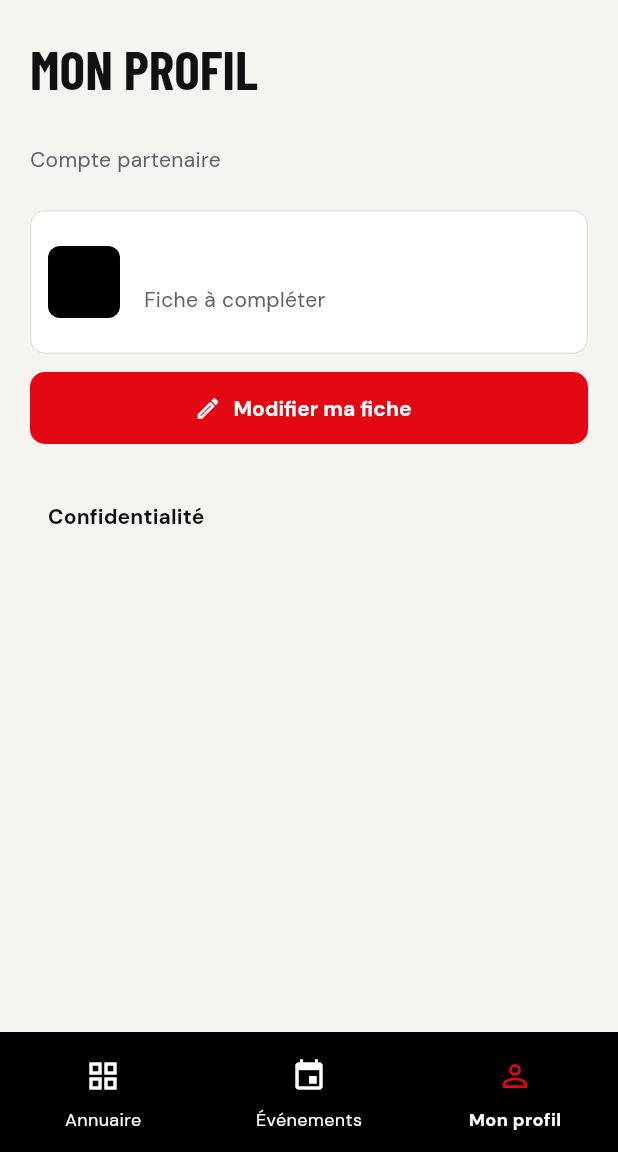
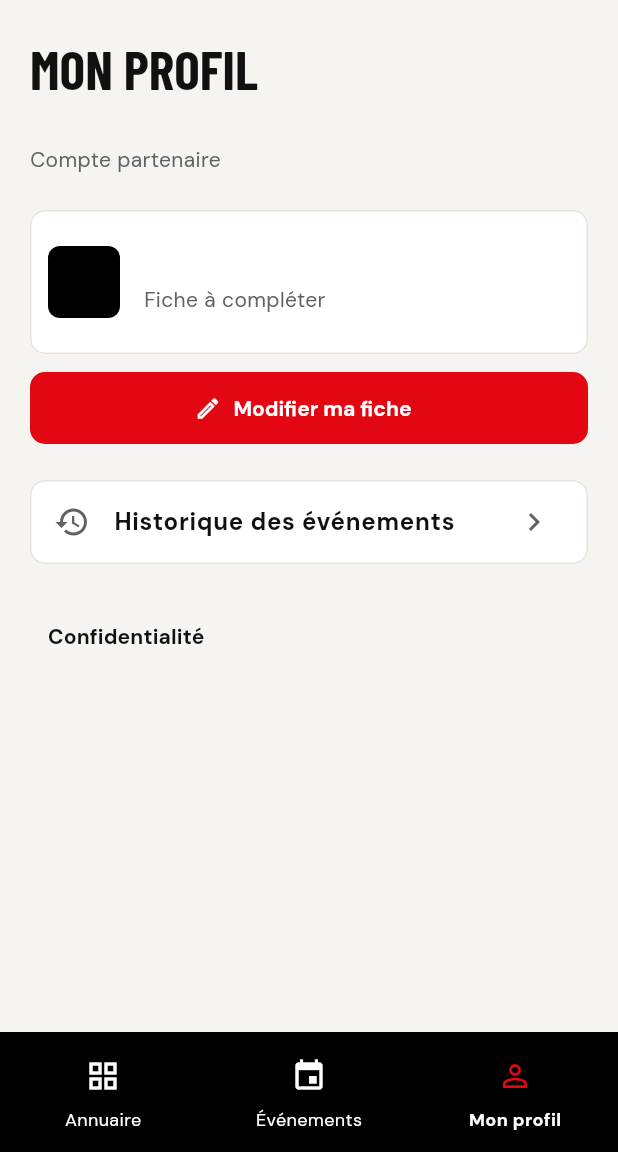
Before and after one commit to DontRobMe/ParquetClub, a Flutter app: the screen it shows once a user with an empty profile is signed in, item 3 of the bottom bar chosen, on a phone screen of 412 x 824 dp, the part 84-1236 px from its top. Run offline on Flutter 3.47's test engine with Material 3 defaults, Android fonts, the phone set to English and light mode, and no system bars; our stand-ins replace cloud_firestore, firebase_auth, firebase_core, flutter_bloc, flutter_local_notifications, flutter_secure_storage and 3 more; accounts and stored records are empty; statements that could not run were skipped.

Commit message:
feat: Enhance event management features and user experience
- Updated README to reflect new features and Firebase project details.
- Modified Firestore rules to include note validation for event responses.
- Improved navigation in the app by reorganizing tabs and enhancing user interface elements.
- Added functionality for event feedback, allowing users to leave notes and comments.
- Implemented historical event tracking and feedback prompts for users.
- Refactored event-related classes and methods for better clarity and functionality.
- Created a new page for viewing historical events and integrated it with existing state management.
- Added error handling for event feedback submission and improved user notifications.
- Introduced a new devtools configuration file for better development experience.

```diff
--- /dev/null
+++ b/devtools_options.yaml
@@ -0,0 +1,3 @@
+description: This file stores settings for Dart & Flutter DevTools.
+documentation: https://docs.flutter.dev/tools/devtools/extensions#configure-extension-enablement-states
+extensions:
--- a/lib/core/navigation/onglets_page.dart
+++ b/lib/core/navigation/onglets_page.dart
@@ -84,16 +84,16 @@ class _OngletsPageState extends State<OngletsPage> with SingleTickerProviderStat
           ]
         : [
             (const AnnuairePage(), const NavigationDestination(icon: Icon(Icons.grid_view), label: 'Annuaire')),
-            (
-              EvenementsPage(actif: _index == 1, bureau: session.estAdmin),
-              NavigationDestination(
-                icon: Badge(isLabelVisible: avisEnAttente, child: const Icon(Icons.event)),
-                label: 'Événements',
-              ),
-            ),
+            (const EvenementsPage(), const NavigationDestination(icon: Icon(Icons.event), label: 'Événements')),
             (
               ProfilPage(session: session),
-              const NavigationDestination(icon: Icon(Icons.person_outline), label: 'Mon profil'),
+              NavigationDestination(
+                icon: Semantics(
+                  label: avisEnAttente ? 'Avis à laisser' : null,
+                  child: Badge(isLabelVisible: avisEnAttente, child: const Icon(Icons.person_outline)),
+                ),
+                label: 'Mon profil',
+              ),
             ),
             if (session.estAdmin)
               (
--- a/lib/features/auth/ui/profil_page.dart
+++ b/lib/features/auth/ui/profil_page.dart
@@ -5,6 +5,9 @@ import 'package:parquet/core/widgets/titre_parquet.dart';
 import '../../../core/confidentialite_page.dart';
 import '../../../core/widgets/etat_contenu.dart';
 import '../../admin/logic/verrou_cubit.dart';
+import '../../events/logic/events_cubit.dart';
+import '../../events/logic/events_state.dart';
+import '../../events/ui/historique_evenements_page.dart';
 import '../../partners/logic/profile_cubit.dart';
 import '../../partners/ui/fiche_form_page.dart';
 import '../../partners/ui/partner_logo.dart';
@@ -56,7 +59,12 @@ class ProfilPage extends StatelessWidget {
             session.estAdmin ? 'Compte du bureau' : 'Compte partenaire',
             style: TextStyle(color: theme.colorScheme.onSurfaceVariant),
           ),
-          if (!session.estAdmin) ...[const SizedBox(height: 24), _MaFiche(ouvrir: ouvrir)],
+          if (!session.estAdmin) ...[
+            const SizedBox(height: 24),
+            _MaFiche(ouvrir: ouvrir),
+            const SizedBox(height: 24),
+            const _Historique(),
+          ],
           if (session.estAdmin) ...[const SizedBox(height: 24), const _Verrouillage()],
           const SizedBox(height: 24),
           TextButton(
@@ -68,6 +76,33 @@ class ProfilPage extends StatelessWidget {
             ),
           ),
         ],
+      ),
+    );
+  }
+}
+
+class _Historique extends StatelessWidget {
+  const _Historique();
+
+  @override
+  Widget build(BuildContext context) {
+    final aNoter = context.select((EventsCubit cubit) {
+      final state = cubit.state;
+      return state is EventsSuccess ? state.aNoter(DateTime.now()).length : 0;
+    });
+    return Card(
+      margin: EdgeInsets.zero,
+      child: ListTile(
+        leading: Badge(
+          isLabelVisible: aNoter > 0,
+          label: Text('$aNoter', semanticsLabel: '$aNoter avis à laisser'),
+          child: const Icon(Icons.history),
+        ),
+        title: const Text('Historique des événements', style: TextStyle(fontWeight: FontWeight.w700)),
+        subtitle: aNoter == 0 ? null : Text(aNoter == 1 ? '1 avis à laisser' : '$aNoter avis à laisser'),
+        trailing: const Icon(Icons.chevron_right),
+        onTap: () =>
+            Navigator.of(context).push(MaterialPageRoute<void>(builder: (_) => const HistoriqueEvenementsPage())),
       ),
     );
   }
--- a/lib/features/events/data/event.dart
+++ b/lib/features/events/data/event.dart
@@ -88,11 +88,7 @@ class EventResponse {
   final bool enAttente;
 
   bool peutNoter(Event event, DateTime maintenant) =>
-      presence == true &&
-      avis == null &&
-      !event.annule &&
-      event.estPasse(maintenant) &&
-      event.suiviDisponible(maintenant);
+      presence == true && avis == null && event.emargementOuvert(maintenant);
 
   factory EventResponse.fromMap(Map<String, dynamic> data, {bool enAttente = false}) => EventResponse(
     vient: data['vient'] == true,
@@ -110,14 +106,28 @@ class AvisEvenement {
   final int note;
   final String commentaire;
 
-  static AvisEvenement? depuisReponse(Map<String, dynamic> data) {
-    final note = data['note'];
+  Map<String, Object> toMap() => {'note': note, 'commentaire': commentaire};
+
+  static AvisEvenement? depuisReponse(Map<String, dynamic>? data) {
+    final note = data?['note'];
+    final commentaire = data?['commentaire'];
     return switch (note) {
-      int n when n >= 1 && n <= 5 => AvisEvenement(
-        note: n,
-        commentaire: data['commentaire'] is String ? data['commentaire'] as String : '',
-      ),
+      int n when n >= 1 && n <= 5 => AvisEvenement(note: n, commentaire: commentaire is String ? commentaire : ''),
       _ => null,
     };
   }
 }
+
+class ErreurSuiviEvenement implements Exception {
+  const ErreurSuiviEvenement(this.message);
+
+  factory ErreurSuiviEvenement.depuisFirestore(String code) => ErreurSuiviEvenement(switch (code) {
+    'permission-denied' => "Le serveur refuse cet enregistrement. Le bureau peut vérifier les droits Firebase.",
+    'unauthenticated' => 'Reconnectez-vous pour enregistrer ce changement.',
+    'unavailable' || 'deadline-exceeded' => 'La connexion au serveur a échoué. Réessayez une fois en ligne.',
+    'aborted' => 'Cette fiche vient de changer. Réessayez.',
+    _ => "L’enregistrement a échoué. Réessayez.",
+  });
+
+  final String message;
+}
--- a/lib/features/events/logic/events_cubit.dart
+++ b/lib/features/events/logic/events_cubit.dart
@@ -65,7 +65,7 @@ class EventsCubit extends Cubit<EventsState> {
   Future<void> noter(String eventId, AvisEvenement avis) async {
     final event = evenement(eventId);
     if (event == null || _reponses[eventId]?.peutNoter(event, DateTime.now()) != true) {
-      throw StateError("L'avis n'est plus disponible.");
+      throw const ErreurSuiviEvenement("L’avis n’est plus disponible pour cet événement.");
     }
     await _repository.noter(eventId, avis);
   }
@@ -138,7 +138,7 @@ class EventsCubit extends Cubit<EventsState> {
     final maintenant = DateTime.now();
     DateTime? prochain;
     for (final e in _evenements) {
-      for (final date in [if (_bureau) e.jour, e.date, e.date.add(dureeSuiviEvenement)]) {
+      for (final date in [e.jour, e.date, e.date.add(dureeSuiviEvenement)]) {
         if (date.isAfter(maintenant) && (prochain == null || date.isBefore(prochain))) prochain = date;
       }
     }
--- a/lib/features/events/logic/events_state.dart
+++ b/lib/features/events/logic/events_state.dart
@@ -37,6 +37,9 @@ class EventsSuccess extends EventsState {
 
   List<Event> aVenir(DateTime maintenant) => evenements.where((e) => !e.estPasse(maintenant)).toList();
   List<Event> historique(DateTime maintenant) => evenements.reversed.where((e) => e.estPasse(maintenant)).toList();
+  List<Event> historiquePartenaire(DateTime maintenant) => evenements.reversed
+      .where((e) => e.estPasse(maintenant) || (e.emargementOuvert(maintenant) && reponses[e.id]?.presence == true))
+      .toList();
   List<Event> aNoter(DateTime maintenant) =>
       evenements.reversed.where((e) => reponses[e.id]?.peutNoter(e, maintenant) ?? false).toList();
 }
--- a/lib/features/events/ui/event_detail_page.dart
+++ b/lib/features/events/ui/event_detail_page.dart
@@ -80,12 +80,12 @@ class _EventDetailPageState extends State<EventDetailPage> {
           final auth = context.read<AuthCubit>().state;
           final bureau = auth is AuthConnecte && auth.session.estAdmin;
           final maintenant = DateTime.now();
-          final passe = event.estPasse(maintenant);
+          final suivi = event.estPasse(maintenant) || (reponse?.presence == true && event.emargementOuvert(maintenant));
           final peutNoter = !bureau && (reponse?.peutNoter(event, maintenant) ?? false);
           final nb = _nbPersonnes ?? ((reponse?.vient ?? false) ? reponse!.nbPersonnes : 1);
           return Scaffold(
             appBar: AppBar(title: const TitreParquet()),
-            body: _Infos(event: event, reponse: bureau ? null : reponse, passe: passe),
+            body: _Infos(event: event, reponse: bureau ? null : reponse, passe: suivi),
             // Action principale en bas, pleine largeur, dans la zone du pouce (cours 5).
             bottomNavigationBar: bureau
                 ? SafeArea(
@@ -111,7 +111,7 @@ class _EventDetailPageState extends State<EventDetailPage> {
                       ),
                     ),
                   )
-                : event.annule || passe
+                : event.annule || suivi
                 ? null
                 : SafeArea(
                     child: Padding(
```
Also changed, not shown: lib/features/admin/data/admin_repository.dart (+5 -3 lines), lib/features/admin/ui/evenement_bureau_page.dart (+54 -25 lines), lib/features/events/data/event_repository.dart (+17 -8 lines), lib/features/events/ui/avis_evenement_sheet.dart (+6 -9 lines), lib/features/events/ui/evenements_page.dart (+29 -86 lines), lib/features/events/ui/historique_evenements_page.dart (added, +102 -0 lines), 4 other files.
